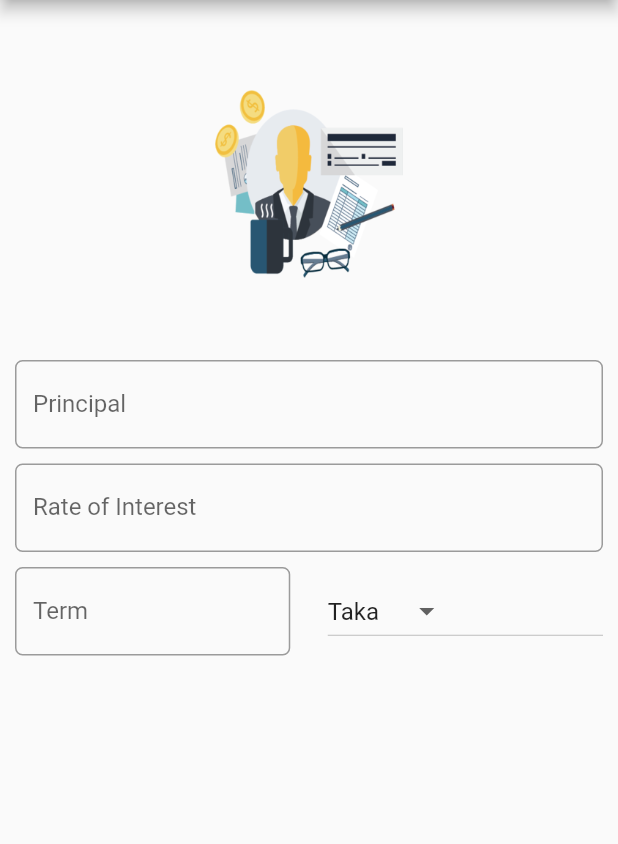
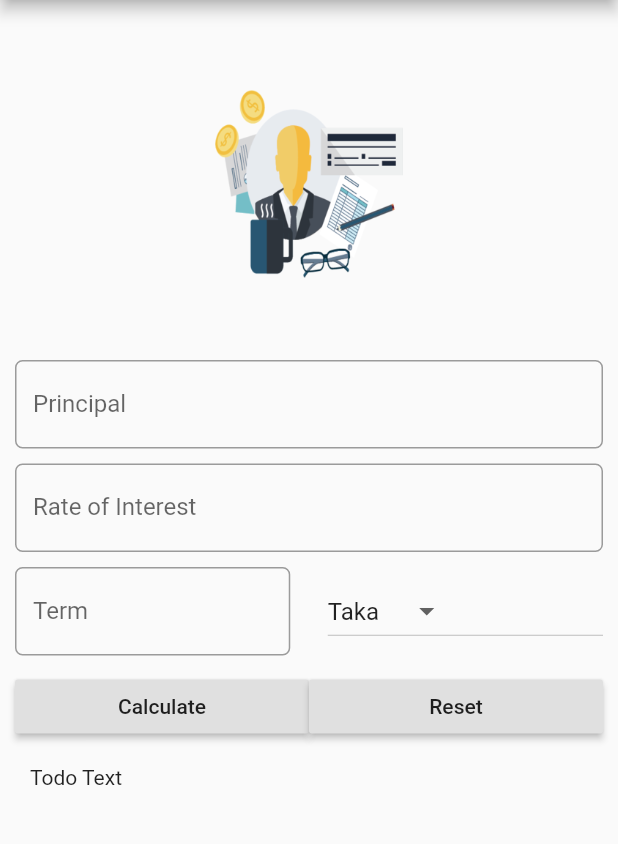
Before and after one commit to Imtiaz16041997/interest_calculator, a Flutter app: the screen it shows after launch, on a phone screen of 412 x 824 dp, the part 84-928 px from its top. Run offline on Flutter 3.47's test engine with Material 2 defaults, Android fonts, the phone set to English and light mode, and no system bars.

Commit message:
Fix the padding issues

```diff
--- a/lib/main.dart
+++ b/lib/main.dart
@@ -27,14 +27,17 @@ import 'package:flutter/material.dart';
       @override
       Widget build(BuildContext context) {
         // TODO: implement build
-            return Scaffold(resizeToAvoidBottomPadding: false,
-
+            return Scaffold(
+              resizeToAvoidBottomPadding: false,
               appBar: AppBar(
                title: Text('Interest Calculator'),
               ),
+
+
+
               body: Container(
                 margin: EdgeInsets.all(_minimumPadding*2),
-                child: Column(
+                child: ListView(
                   children: <Widget>[
                       //Calling the Imageasset
                     getImageAsset(),
@@ -54,6 +57,8 @@ import 'package:flutter/material.dart';
                       ),
                       )),
 
+
+
                     Padding(
                         padding: EdgeInsets.only(top: _minimumPadding,bottom: _minimumPadding),
                         child: TextField(
@@ -68,6 +73,8 @@ import 'package:flutter/material.dart';
                               )
                           ),
                         )),
+
+
 
                     //for Row
                     Padding (
@@ -116,6 +123,42 @@ import 'package:flutter/material.dart';
 
                     )),
 
+
+                      //Raised Button
+                    Padding(
+                      padding: EdgeInsets.only(bottom: _minimumPadding,top: _minimumPadding),
+                      child: Row(children: <Widget>[
+
+                      Expanded(
+                        child: RaisedButton(
+                          child: Text('Calculate'),
+                          onPressed: (){
+
+                          },
+                        ),
+                      ),
+
+
+                      Expanded(
+                        child: RaisedButton(
+                          child: Text('Reset'),
+                          onPressed: (){
+
+                          },
+                        ),
+                      ),
+
+
+                    ],)),
+
+                        // add a textview
+                        Padding(
+                          padding: EdgeInsets.all(_minimumPadding * 2),
+                          child: Text('Todo Text'),
+                        )
+
+
+
                   ],
                 ),
               ) ,
```
